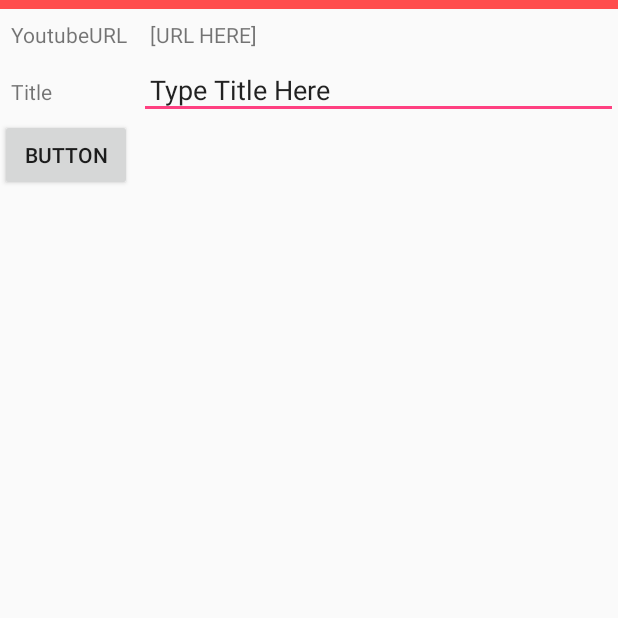
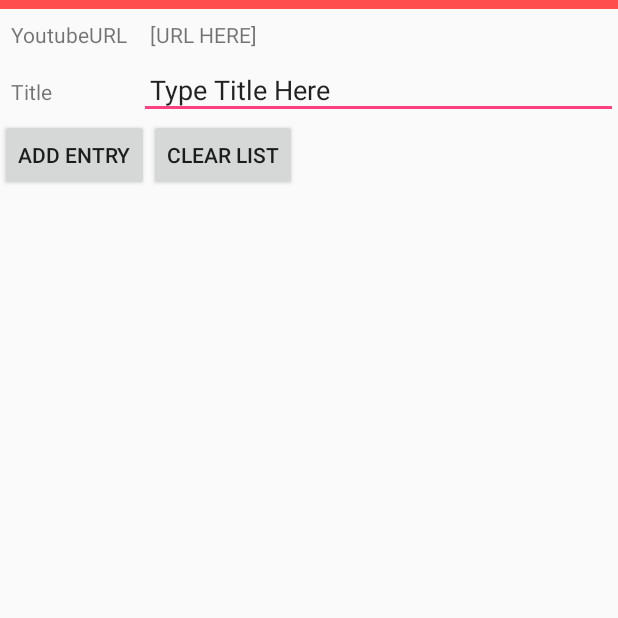
Before and after one commit to LinSamuel/YTAlarmClock, an Android app: the VideoListActivity screen opened directly, with no data from a screen before it, on a phone screen of 412 x 824 dp, the top half of it. Run offline under Robolectric (Android 15) with nearby library versions, the phone set to English and light mode, and no system bars.

Commit message:
listview added, deletion works too

```diff
--- a/app/src/main/java/sam/alarmclock/DBHandler.java
+++ b/app/src/main/java/sam/alarmclock/DBHandler.java
@@ -5,6 +5,8 @@ import android.database.sqlite.SQLiteOpenHelper;
 import android.database.Cursor;
 import android.content.Context;
 import android.content.ContentValues;
+
+import java.util.ArrayList;
 
 public class DBHandler extends SQLiteOpenHelper{
 
@@ -47,7 +49,12 @@ public class DBHandler extends SQLiteOpenHelper{
     //Delete a videoOption from database
     public void deleteVideoOption(String url){
         SQLiteDatabase db = getWritableDatabase();
-        db.execSQL("DELETE FROM( " + TABLE_VIDEOOPTIONS + " WHERE " + COLUMN_VIDEOURL + "=\"" + url + "\";");
+        db.execSQL("DELETE * FROM " + TABLE_VIDEOOPTIONS + " WHERE " + COLUMN_VIDEOURL + "=\"" + url + "\";");
+    }
+
+    public void clearTable(){
+        SQLiteDatabase db = getWritableDatabase();
+        db.execSQL("DELETE FROM " + TABLE_VIDEOOPTIONS + ";");
     }
 
     public String databaseToString() {
@@ -73,4 +80,31 @@ public class DBHandler extends SQLiteOpenHelper{
         return dbString;
     }
 
+    public ArrayList<String> databaseToStringList(){
+        ArrayList<String> urlList = new ArrayList<String>();
+        SQLiteDatabase db = getWritableDatabase();
+        String query = "SELECT * FROM " + TABLE_VIDEOOPTIONS + " WHERE 1";
+
+        //Cursor points to a location in your results
+        Cursor recordSet = db.rawQuery(query, null);
+        //Move to the first row in your results
+        recordSet.moveToFirst();
+
+        //Position after the last row means the end of the results
+        while (!recordSet.isAfterLast()) {
+            // null could happen if we used our empty constructor
+//            if (recordSet.getString(recordSet.getColumnIndex("videourl")) != null && recordSet.getString(recordSet.getColumnIndex("videoname")) != null) {
+////                urlList.add("Title: " + recordSet.getString(recordSet.getColumnIndex("videoname")) + "\n"
+////                        + "URL: " + recordSet.getString(recordSet.getColumnIndex("videourl")));
+//                urlList.add("URL: " + recordSet.getString(recordSet.getColumnIndex("videourl")));
+//            } else
+            if (recordSet.getString(recordSet.getColumnIndex("videourl")) != null) {
+                urlList.add("URL: " + recordSet.getString(recordSet.getColumnIndex("videourl")));
+            }
+            recordSet.moveToNext();
+        }
+        db.close();
+        return urlList;
+    }
+
 }
--- a/app/src/main/java/sam/alarmclock/OptionAdapter.java
+++ b/app/src/main/java/sam/alarmclock/OptionAdapter.java
@@ -8,10 +8,12 @@ import android.widget.ArrayAdapter;
 import android.widget.ImageView;
 import android.widget.TextView;
 
+import java.util.ArrayList;
+
 
 public class OptionAdapter extends ArrayAdapter<String>{
-    public OptionAdapter(Context context, String[] foods) {
-        super(context, R.layout.option_row ,foods);
+    public OptionAdapter(Context context, ArrayList<String> urlList) {
+        super(context, R.layout.option_row ,urlList);
     }
 
     @Override
--- a/app/src/main/java/sam/alarmclock/VideoListActivity.java
+++ b/app/src/main/java/sam/alarmclock/VideoListActivity.java
@@ -4,6 +4,7 @@ import android.app.PendingIntent;
 import android.app.TaskStackBuilder;
 import android.content.Intent;
 import android.os.Bundle;
+import android.provider.MediaStore;
 import android.support.design.widget.FloatingActionButton;
 import android.support.design.widget.Snackbar;
 import android.support.v4.app.NavUtils;
@@ -11,7 +12,13 @@ import android.support.v7.app.AppCompatActivity;
 import android.support.v7.app.NotificationCompat;
 import android.support.v7.widget.Toolbar;
 import android.view.View;
+import android.widget.AdapterView;
+import android.widget.ListAdapter;
+import android.widget.ListView;
 import android.widget.TextView;
+import android.widget.Toast;
+
+import java.util.ArrayList;
 
 
 public class VideoListActivity extends AppCompatActivity {
@@ -20,6 +27,8 @@ public class VideoListActivity extends AppCompatActivity {
     TextView textViewIntent;
     DBHandler dbHandler;
     String selectedURL;
+    String currentURL;
+    ArrayList<String> urlList;
 
     @Override
     protected void onCreate(Bundle savedInstanceState) {
@@ -42,20 +51,25 @@ public class VideoListActivity extends AppCompatActivity {
             }
         }
 
-        Intent currentIntent = NavUtils.getParentActivityIntent(this);
+//        Intent currentIntent = NavUtils.getParentActivityIntent(this);
+//
+//        PendingIntent pendingIntent =
+//                TaskStackBuilder.create(this)
+//                        // add all of DetailsActivity's parents to the stack,
+//                        // followed by DetailsActivity itself
+//                        .addNextIntentWithParentStack(currentIntent)
+//                        .getPendingIntent(0, PendingIntent.FLAG_UPDATE_CURRENT);
+//
+//        NotificationCompat.Builder builder = new NotificationCompat.Builder(this);
+//        builder.setContentIntent(pendingIntent);
+//
+//        System.out.println("here");
 
-        PendingIntent pendingIntent =
-                TaskStackBuilder.create(this)
-                        // add all of DetailsActivity's parents to the stack,
-                        // followed by DetailsActivity itself
-                        .addNextIntentWithParentStack(currentIntent)
-                        .getPendingIntent(0, PendingIntent.FLAG_UPDATE_CURRENT);
+        //urlList = new ArrayList<String>();
 
-        NotificationCompat.Builder builder = new NotificationCompat.Builder(this);
-        builder.setContentIntent(pendingIntent);
+//        urlList = dbHandler.databaseToStringList();
 
-        System.out.println("here");
-
+        setUpListView();
 
 
         printDatabase();
@@ -84,6 +98,7 @@ public class VideoListActivity extends AppCompatActivity {
         String url = intent.getStringExtra(Intent.EXTRA_TEXT);
         if (url != null){
             selectedURL = url;
+            currentURL = url;
             textViewIntent.setText(url);
         }
     }
@@ -94,9 +109,34 @@ public class VideoListActivity extends AppCompatActivity {
         testTextView.setText(dbString);
     }
     public void testButtonClicked(View view){
-        System.out.println("hi0");
-        VideoOption videoOption = new VideoOption("zdEhHLjtxDA");
+        //VideoOption videoOption = new VideoOption("zdEhHLjtxDA");
+        VideoOption videoOption = new VideoOption(currentURL);
         dbHandler.addVideoOption(videoOption);
         printDatabase();
+        setUpListView();
+    }
+    public void clearTable(View view){
+        dbHandler.clearTable();
+        printDatabase();
+    }
+
+    public void setUpListView(){
+        urlList = dbHandler.databaseToStringList();
+
+        ListAdapter customListAdapter = new OptionAdapter(this,urlList);//
+        ListView customListView = (ListView) findViewById(R.id.VideoListView);
+        customListView.setAdapter(customListAdapter);
+
+        customListView.setOnItemClickListener(
+                new AdapterView.OnItemClickListener() {
+                    @Override
+                    public void onItemClick(AdapterView<?> parent, View view, int position, long id) {
+                        String food = String.valueOf(parent.getItemAtPosition(position));
+                        Toast.makeText(VideoListActivity.this, food, Toast.LENGTH_LONG).show();
+                    }
+                }
+        );
+
+
     }
 }
--- a/app/src/main/res/layout/content_video_list.xml
+++ b/app/src/main/res/layout/content_video_list.xml
@@ -52,13 +52,23 @@
     </TableLayout>
 
     <Button
-        android:text="Button"
+        android:text="Add Entry"
         android:layout_height="wrap_content"
-        android:id="@+id/button"
+        android:id="@+id/addButton"
         android:onClick="testButtonClicked"
         android:layout_width="wrap_content"
         android:layout_below="@id/theTable"
          />
+
+    <Button
+        android:text="Clear List"
+        android:layout_height="wrap_content"
+        android:id="@+id/clearButton"
+        android:onClick="clearTable"
+        android:layout_width="wrap_content"
+        android:layout_below="@id/theTable"
+        android:layout_toRightOf="@id/addButton"
+        />
 
 
     <TextView
@@ -67,13 +77,15 @@
         android:layout_height="wrap_content"
         android:id="@+id/textViewTest"
         android:layout_marginTop="120dp"
-        android:layout_below="@+id/button"
+        android:layout_below="@+id/addButton"
         android:layout_alignParentEnd="true"
         android:layout_marginEnd="12dp" />
 
-    <!--<ListView-->
-        <!--android:layout_width="wrap_content"-->
-        <!--android:layout_height="wrap_content"-->
-        <!--android:id="@+id/VideoListView"></ListView>-->
+
+    <ListView
+        android:layout_width="wrap_content"
+        android:layout_height="wrap_content"
+        android:id="@+id/VideoListView"
+        android:layout_below="@id/textViewTest"></ListView>
 
 </RelativeLayout>
```
